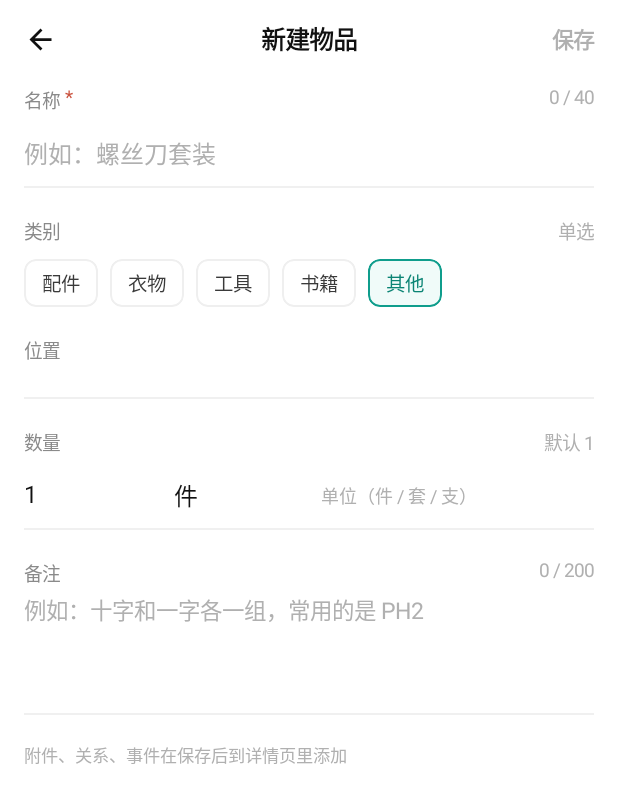
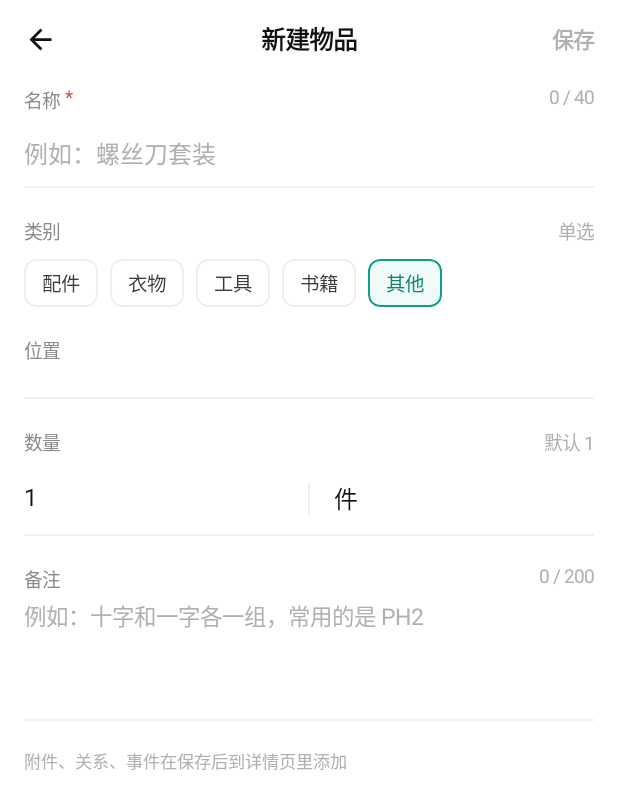
Before and after one commit to LFHacker/Order, an Android app built with Jetpack Compose: the composable ItemEditScreen shown on its own in the app's theme, on a phone screen of 412 x 824 dp. Shown: the top 809 px of the screen. Run offline under Robolectric (Android 15) with nearby library versions, the phone set to English and light mode, and no system bars.

Commit message:
fix(android): 数量行改为左右均分，去掉右侧单位示例文字
- 数字与单位各占一半宽度，中间一条竖分隔线
- 删除「单位（件 / 套 / 支）」提示
- 版本 debug-0.4.0B-20261122（versionCode 6）

```diff
--- a/android/app/build.gradle.kts
+++ b/android/app/build.gradle.kts
@@ -14,8 +14,8 @@ android {
         applicationId = "online.lfcloud.order"
         minSdk = 26
         targetSdk = 36
-        versionCode = 5
-        versionName = "debug-0.4.0A-20261122"
+        versionCode = 6
+        versionName = "debug-0.4.0B-20261122"
     }
 
     buildTypes {
--- a/android/app/src/main/java/online/lfcloud/order/ui/ItemEditScreen.kt
+++ b/android/app/src/main/java/online/lfcloud/order/ui/ItemEditScreen.kt
@@ -9,6 +9,7 @@ import androidx.compose.foundation.layout.Column
 import androidx.compose.foundation.layout.Row
 import androidx.compose.foundation.layout.Spacer
 import androidx.compose.foundation.layout.fillMaxSize
+import androidx.compose.foundation.layout.fillMaxHeight
 import androidx.compose.foundation.layout.fillMaxWidth
 import androidx.compose.foundation.layout.height
 import androidx.compose.foundation.layout.padding
@@ -149,8 +150,14 @@ fun ItemEditScreen(
                 Text("默认 1", fontSize = 12.5.sp, color = MutedLight)
             }
             Spacer(Modifier.height(4.dp))
-            Row(verticalAlignment = Alignment.CenterVertically) {
-                Box(Modifier.width(90.dp).height(44.dp), contentAlignment = Alignment.CenterStart) {
+            Row(
+                Modifier.fillMaxWidth().height(48.dp),
+                verticalAlignment = Alignment.CenterVertically
+            ) {
+                Box(
+                    Modifier.weight(1f).fillMaxHeight(),
+                    contentAlignment = Alignment.CenterStart
+                ) {
                     BasicTextField(
                         value = vm.itQuantity,
                         onValueChange = { v ->
@@ -163,8 +170,11 @@ fun ItemEditScreen(
                         modifier = Modifier.fillMaxWidth()
                     )
                 }
-                Spacer(Modifier.width(10.dp))
-                Box(Modifier.width(90.dp).height(44.dp), contentAlignment = Alignment.CenterStart) {
+                Box(Modifier.width(1.dp).height(22.dp).background(HairLine))
+                Box(
+                    Modifier.weight(1f).fillMaxHeight().padding(start = 16.dp),
+                    contentAlignment = Alignment.CenterStart
+                ) {
                     BasicTextField(
                         value = vm.itUnit,
                         onValueChange = { if (it.length <= 4) vm.itUnit = it },
@@ -174,8 +184,6 @@ fun ItemEditScreen(
                         modifier = Modifier.fillMaxWidth()
                     )
                 }
-                Spacer(Modifier.width(8.dp))
-                Text("单位（件 / 套 / 支）", fontSize = 12.sp, color = MutedLight)
             }
             Box(Modifier.fillMaxWidth().height(1.dp).background(HairLine))
 
```
Also changed, not shown: 1 other file.
